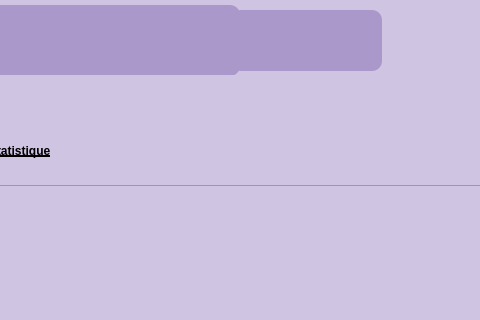
First picture: the form in charrad/gestiono9.ui, repository brahimABD98/smartkids, before the edit; both pictures show x 119 to 599 and y 0 to 320 of the 984 by 591 pixel window.
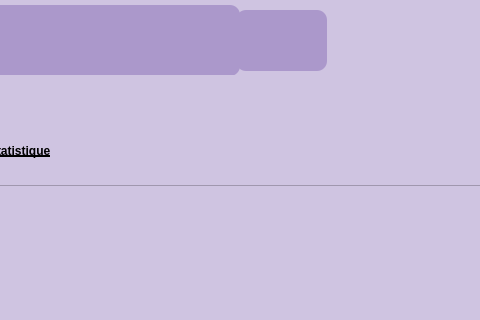
Second picture: the form after the edit. Icons and pictures are not drawn.

```diff
--- a/charrad/gestiono9.ui
+++ b/charrad/gestiono9.ui
@@ -115,8 +115,8 @@
    <widget class="QPushButton" name="pushButton_17">
     <property name="geometry">
      <rect>
-      <x>200</x>
-      <y>0</y>
+      <x>207</x>
+      <y>5</y>
       <width>61</width>
       <height>61</height>
      </rect>
@@ -142,7 +142,7 @@
    <widget class="QPushButton" name="pushButton_12">
     <property name="geometry">
      <rect>
-      <x>270</x>
+      <x>275</x>
       <y>4</y>
       <width>61</width>
       <height>61</height>
@@ -1811,9 +1811,9 @@
   <widget class="QFrame" name="frame_4">
    <property name="geometry">
     <rect>
-     <x>350</x>
+     <x>355</x>
      <y>10</y>
-     <width>151</width>
+     <width>91</width>
      <height>61</height>
     </rect>
    </property>
@@ -1856,7 +1856,7 @@
    <widget class="QPushButton" name="pushButton_26_charrad_stat">
     <property name="geometry">
      <rect>
-      <x>80</x>
+      <x>10</x>
       <y>0</y>
       <width>61</width>
       <height>61</height>
```
Left out of the diff: 37 changed lines with no effect on the pictures.
